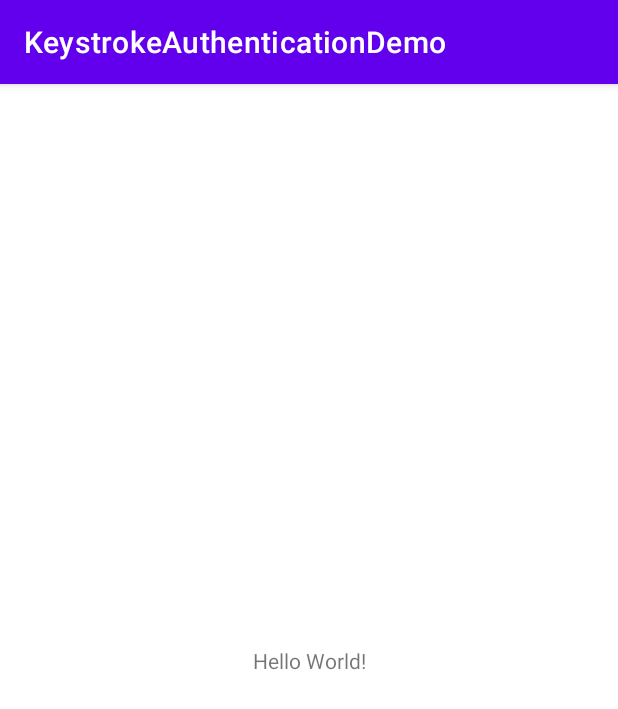
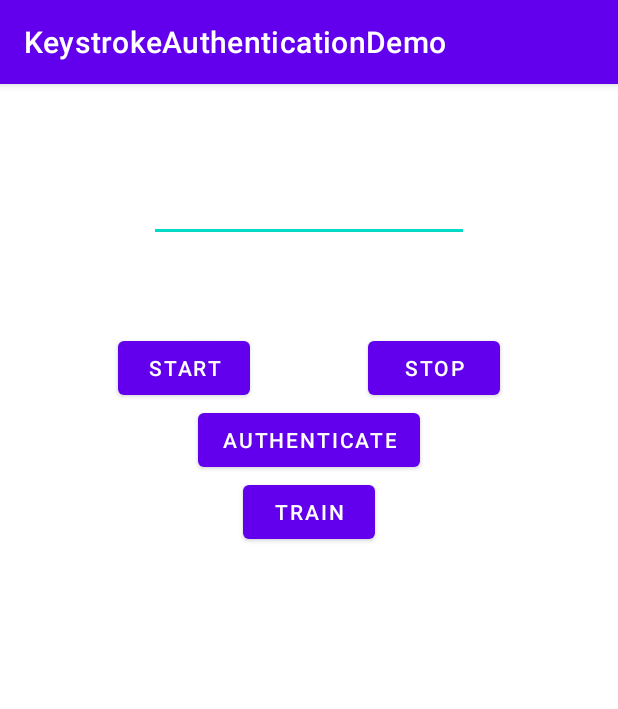
Before and after one commit to gzsolt11/KeystrokeAuthenticationDemo, an Android app: the screen it shows after launch (MainActivity), on a phone screen of 412 x 824 dp. Shown: the top 709 px of the screen. Run offline under Robolectric (Android 15) with nearby library versions, the phone set to English and light mode, and no system bars; libraries missing offline, so code that uses them is left out: com.example.keystrokeauthentication; 1 statement that could not run was skipped.

Commit message:
Imported KeystrokeAuthenticationProvider and used it

```diff
--- a/app/build.gradle
+++ b/app/build.gradle
@@ -39,6 +39,7 @@ dependencies {
     implementation 'androidx.appcompat:appcompat:1.2.0'
     implementation 'com.google.android.material:material:1.3.0'
     implementation 'androidx.constraintlayout:constraintlayout:2.0.4'
+    implementation 'com.github.gzsolt11:KeystrokeAuthenticationProvider:0.5.0'
     testImplementation 'junit:junit:4.+'
     androidTestImplementation 'androidx.test.ext:junit:1.1.2'
     androidTestImplementation 'androidx.test.espresso:espresso-core:3.3.0'
--- a/app/src/main/AndroidManifest.xml
+++ b/app/src/main/AndroidManifest.xml
@@ -16,6 +16,7 @@
                 <category android:name="android.intent.category.LAUNCHER" />
             </intent-filter>
         </activity>
+        <service android:name="com.example.keystrokeauthentication.BackgroundProcess"></service>
     </application>
 
 </manifest>
--- a/app/src/main/java/com/example/keystrokeauthenticationdemo/MainActivity.kt
+++ b/app/src/main/java/com/example/keystrokeauthenticationdemo/MainActivity.kt
@@ -2,10 +2,47 @@ package com.example.keystrokeauthenticationdemo
 
 import androidx.appcompat.app.AppCompatActivity
 import android.os.Bundle
+import android.widget.Button
+import android.widget.EditText
+import com.example.keystrokeauthentication.KeystrokeAuthenticationProvider
 
 class MainActivity : AppCompatActivity() {
+
+    private lateinit var startButton: Button
+    private lateinit var stopButton: Button
+    private lateinit var authenticateButton: Button
+    private lateinit var pinEditText: EditText
+    private lateinit var trainButton: Button
+
     override fun onCreate(savedInstanceState: Bundle?) {
         super.onCreate(savedInstanceState)
         setContentView(R.layout.activity_main)
+
+        startButton = findViewById<Button>(R.id.startButton)
+        stopButton = findViewById<Button>(R.id.stopButton)
+        authenticateButton = findViewById<Button>(R.id.authenticate)
+        pinEditText = findViewById<EditText>(R.id.editTextTextPersonName)
+        trainButton = findViewById<Button>(R.id.trainButton)
+
+
+        var ks = KeystrokeAuthenticationProvider(this, pinEditText)
+
+        startButton.setOnClickListener{
+            ks.startBackgroundProcess()
+        }
+
+        stopButton.setOnClickListener{
+            ks.stopBackgroundProcess()
+        }
+
+        authenticateButton.setOnClickListener{
+            ks.authenticate()
+        }
+
+        trainButton.setOnClickListener{
+            ks.train()
+        }
     }
+
+
 }
--- a/app/src/main/res/layout/activity_main.xml
+++ b/app/src/main/res/layout/activity_main.xml
@@ -6,13 +6,57 @@
     android:layout_height="match_parent"
     tools:context=".MainActivity">
 
-    <TextView
+
+
+    <EditText
+        android:id="@+id/editTextTextPersonName"
         android:layout_width="wrap_content"
         android:layout_height="wrap_content"
-        android:text="Hello World!"
-        app:layout_constraintBottom_toBottomOf="parent"
-        app:layout_constraintLeft_toLeftOf="parent"
-        app:layout_constraintRight_toRightOf="parent"
+        android:layout_marginTop="60dp"
+        android:ems="10"
+        android:inputType="none"
+        app:layout_constraintEnd_toEndOf="parent"
+        app:layout_constraintStart_toStartOf="parent"
         app:layout_constraintTop_toTopOf="parent" />
 
+    <Button
+        android:id="@+id/startButton"
+        android:layout_width="wrap_content"
+        android:layout_height="wrap_content"
+        android:layout_marginTop="60dp"
+        android:text="Start"
+        app:layout_constraintEnd_toStartOf="@+id/stopButton"
+        app:layout_constraintHorizontal_bias="0.5"
+        app:layout_constraintStart_toStartOf="parent"
+        app:layout_constraintTop_toBottomOf="@+id/editTextTextPersonName" />
+
+    <Button
+        android:id="@+id/authenticate"
+        android:layout_width="wrap_content"
+        android:layout_height="wrap_content"
+        android:text="Authenticate"
+        app:layout_constraintEnd_toEndOf="@+id/stopButton"
+        app:layout_constraintStart_toStartOf="@+id/startButton"
+        app:layout_constraintTop_toBottomOf="@+id/startButton" />
+
+    <Button
+        android:id="@+id/stopButton"
+        android:layout_width="wrap_content"
+        android:layout_height="wrap_content"
+        android:layout_marginTop="60dp"
+        android:text="Stop"
+        app:layout_constraintEnd_toEndOf="parent"
+        app:layout_constraintHorizontal_bias="0.5"
+        app:layout_constraintStart_toEndOf="@+id/startButton"
+        app:layout_constraintTop_toBottomOf="@+id/editTextTextPersonName" />
+
+    <Button
+        android:id="@+id/trainButton"
+        android:layout_width="wrap_content"
+        android:layout_height="wrap_content"
+        android:text="train"
+        app:layout_constraintEnd_toEndOf="parent"
+        app:layout_constraintStart_toStartOf="parent"
+        app:layout_constraintTop_toBottomOf="@+id/authenticate" />
+
 </androidx.constraintlayout.widget.ConstraintLayout>
--- a/build.gradle
+++ b/build.gradle
@@ -18,6 +18,7 @@ allprojects {
     repositories {
         google()
         jcenter()
+        maven { url 'https://jitpack.io' }
     }
 }
 
```
